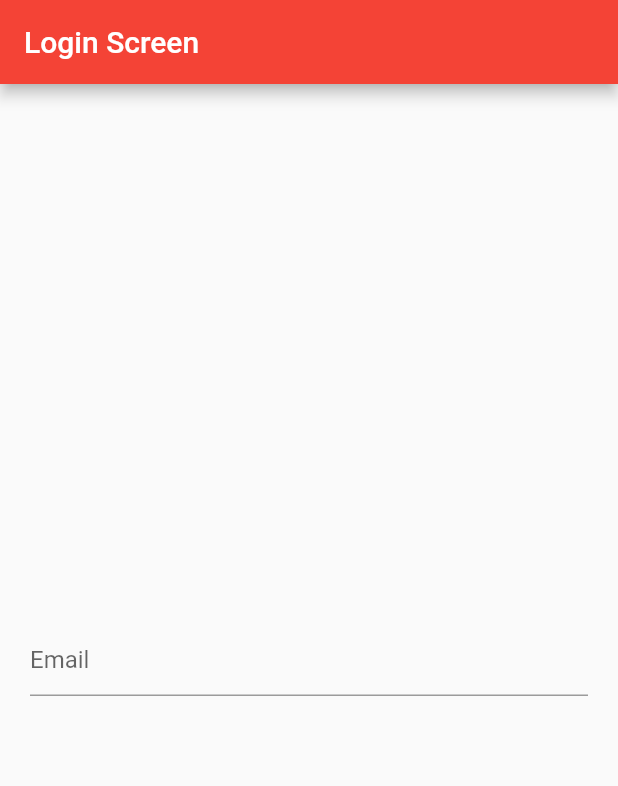
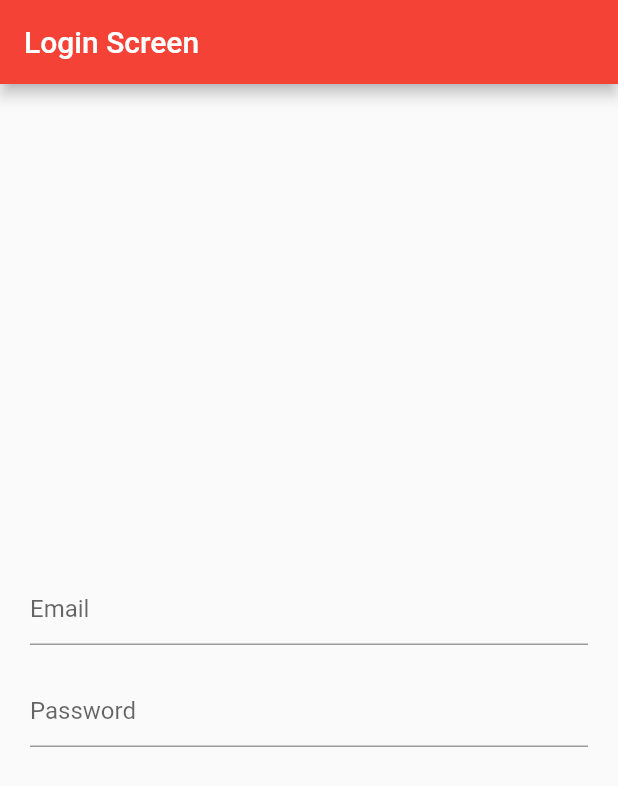
Before and after one commit to atik-sabuj/provider_mvvm, a Flutter app: the screen it shows after launch, on a phone screen of 412 x 824 dp. Shown: the top 786 px of the screen. Run offline on Flutter 3.47's test engine with Material 2 defaults, Android fonts, the phone set to English and light mode, and no system bars.

Commit message:
Login Screen #4

```diff
--- a/lib/login/login_screen.dart
+++ b/lib/login/login_screen.dart
@@ -25,10 +25,20 @@ class _LoginScreenState extends State<LoginScreen> {
           crossAxisAlignment: CrossAxisAlignment.center,
           children: [
             TextFormField(
+              controller: emailController,
               decoration: InputDecoration(
                 hintText: 'Email',
               ),
-            )
+            ),
+
+        const SizedBox(height: 20,),
+
+        TextFormField(
+          controller: passwordController,
+          decoration: InputDecoration(
+            hintText: 'Password',
+          ),
+        )
           ],
         ),
       ),
```
